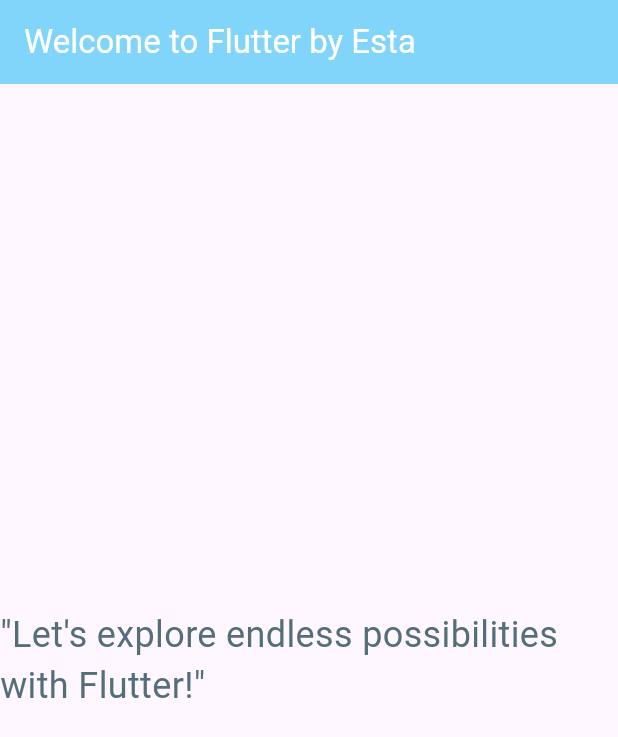
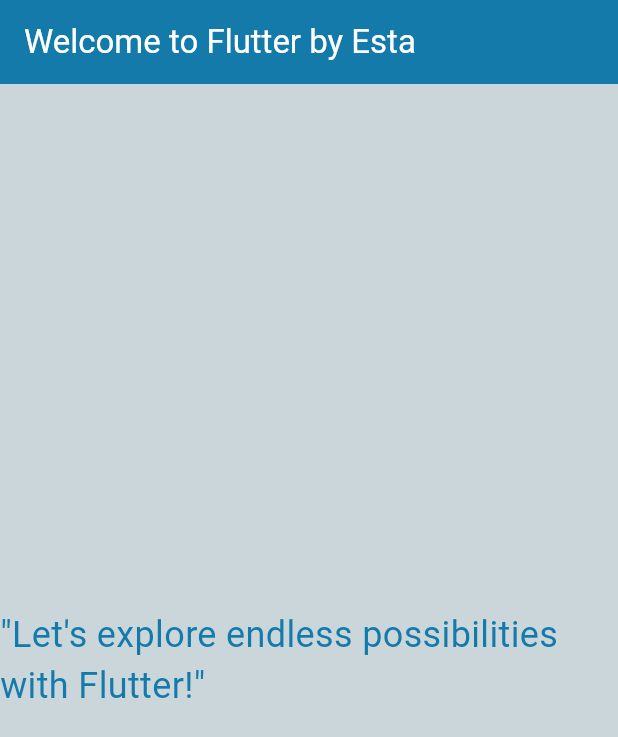
Before and after one commit to Aistaaa/flutter_background, a Flutter app: the screen it shows after launch, on a phone screen of 412 x 824 dp. Shown: the top 737 px of the screen. Run offline on Flutter 3.47's test engine with Material 3 defaults, Android fonts, the phone set to English and light mode, and no system bars.

Commit message:
Second Commit

```diff
--- a/lib/main.dart
+++ b/lib/main.dart
@@ -6,7 +6,7 @@ class MyApp extends StatelessWidget {
   @override
   Widget build(BuildContext context) {
     return MaterialApp(
-      title: 'Hello World', // Judul aplikasi
+      title: 'flutter_background', // Judul aplikasi
       home: Scaffold(
         appBar: AppBar(
           title: Text(
@@ -15,14 +15,19 @@ class MyApp extends StatelessWidget {
               color: Colors.white, // Warna teks header
             ),
           ),
-          backgroundColor: Color(0xFF81D4FA), // Warna latar belakang header
+          backgroundColor: Color.fromARGB(255, 19, 122, 170), // Warna latar belakang header
         ),
-        body: Center(
-          child: Text(
-            '"Let\'s explore endless possibilities with Flutter!"', // Teks body
-            style: TextStyle(
-              color: Color(0xFF546E7A), // Warna teks body
-              fontSize: 24.0, // Ukuran font teks body
+        body: Container(
+          decoration: BoxDecoration(
+            color: Color.fromARGB(255, 202, 214, 218), // Warna latar belakang body
+          ),
+          child: Center(
+            child: Text(
+              '"Let\'s explore endless possibilities with Flutter!"', // Teks body
+              style: TextStyle(
+                color: Color.fromARGB(255, 19, 122, 170), // Warna teks body
+                fontSize: 24.0, // Ukuran font teks body
+              ),
             ),
           ),
         ),
```
